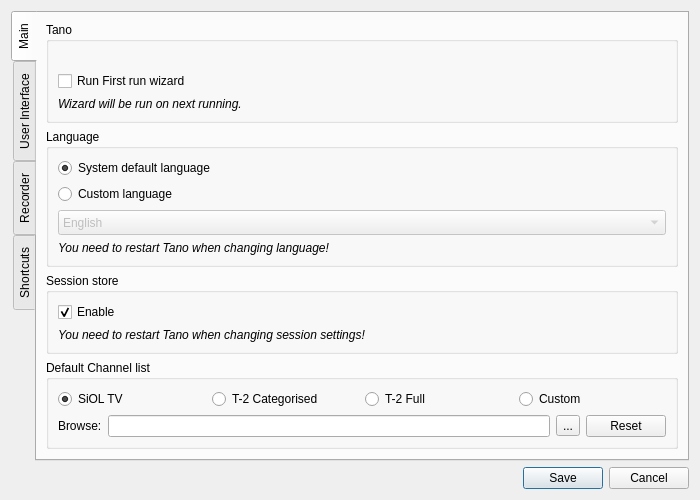
The window that ui/EditSettings.ui (ntadej/tano) describes before a commit, drawn with Qt 5.
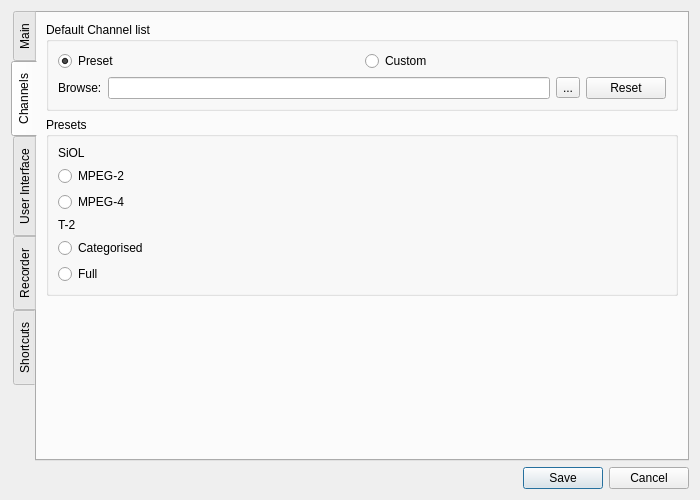
The same window after the commit. The open tabs and pages were chosen to show the change. Icons and pictures are not drawn. Custom widgets are drawn as their Qt base class.

Commit message: Playlist updates, Vlc fixes, bugfixes

```diff
--- a/ui/EditSettings.ui
+++ b/ui/EditSettings.ui
@@ -150,6 +150,26 @@
         </widget>
        </item>
        <item>
+        <spacer name="verticalSpacer">
+         <property name="orientation">
+          <enum>Qt::Vertical</enum>
+         </property>
+         <property name="sizeHint" stdset="0">
+          <size>
+           <width>20</width>
+           <height>40</height>
+          </size>
+         </property>
+        </spacer>
+       </item>
+      </layout>
+     </widget>
+     <widget class="QWidget" name="tabPlaylist">
+      <attribute name="title">
+       <string>Channels</string>
+      </attribute>
+      <layout class="QVBoxLayout" name="verticalLayout_14">
+       <item>
         <widget class="QGroupBox" name="defaultBox">
          <property name="title">
           <string>Default Channel list</string>
@@ -160,33 +180,13 @@
             <item>
              <widget class="QRadioButton" name="radioSiol">
               <property name="text">
-               <string>SiOL TV</string>
+               <string>Preset</string>
               </property>
               <property name="checked">
                <bool>true</bool>
               </property>
              </widget>
             </item>
-            <item>
-             <widget class="QRadioButton" name="radioT2">
-              <property name="enabled">
-               <bool>true</bool>
-              </property>
-              <property name="text">
-               <string>T-2 Categorised</string>
-              </property>
-             </widget>
-            </item>
-            <item>
-             <widget class="QRadioButton" name="radioT2full">
-              <property name="enabled">
-               <bool>true</bool>
-              </property>
-              <property name="text">
-               <string>T-2 Full</string>
-              </property>
-             </widget>
-            </item>
             <item>
              <widget class="QRadioButton" name="radioBrowse">
               <property name="text">
@@ -235,14 +235,71 @@
         </widget>
        </item>
        <item>
-        <spacer name="verticalSpacer">
+        <widget class="QGroupBox" name="groupBoxPresets">
+         <property name="title">
+          <string>Presets</string>
+         </property>
+         <layout class="QVBoxLayout" name="verticalLayout_13">
+          <item>
+           <widget class="QLabel" name="label">
+            <property name="text">
+             <string>SiOL</string>
+            </property>
+           </widget>
+          </item>
+          <item>
+           <widget class="QRadioButton" name="radioSiol2">
+            <property name="text">
+             <string>MPEG-2</string>
+            </property>
+           </widget>
+          </item>
+          <item>
+           <widget class="QRadioButton" name="radioSiol4">
+            <property name="text">
+             <string>MPEG-4</string>
+            </property>
+           </widget>
+          </item>
+          <item>
+           <widget class="QLabel" name="label_2">
+            <property name="text">
+             <string>T-2</string>
+            </property>
+           </widget>
+          </item>
+          <item>
+           <widget class="QRadioButton" name="radioT2">
+            <property name="enabled">
+             <bool>true</bool>
+            </property>
+            <property name="text">
+             <string>Categorised</string>
+            </property>
+           </widget>
+          </item>
+          <item>
+           <widget class="QRadioButton" name="radioT2full">
+            <property name="enabled">
+             <bool>true</bool>
+            </property>
+            <property name="text">
+             <string>Full</string>
+            </property>
+           </widget>
+          </item>
+         </layout>
+        </widget>
+       </item>
+       <item>
+        <spacer name="verticalSpacer_4">
          <property name="orientation">
           <enum>Qt::Vertical</enum>
          </property>
          <property name="sizeHint" stdset="0">
           <size>
            <width>20</width>
-           <height>40</height>
+           <height>166</height>
           </size>
          </property>
         </spacer>
```
Left out of the diff: 2 changed lines with no effect on the pictures. The commit also changes 18 other files.
